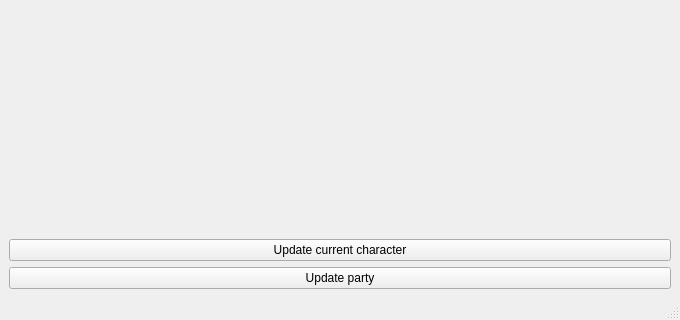
This is user_interface.ui in RemedyTwo/genshin-companion as Qt 5 draws it before an edit; both pictures show x 0 to 680 and y 634 to 954 of the 680 by 954 pixel window. The edited form follows.
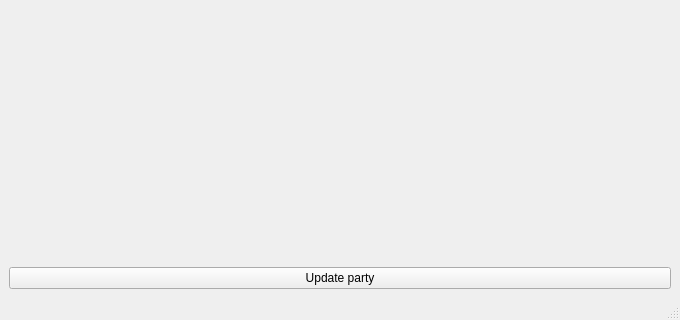
This is the edited form.

What changed in the file:
```diff
--- a/user_interface.ui
+++ b/user_interface.ui
@@ -79,13 +79,6 @@
         </widget>
        </widget>
       </item>
-      <item>
-       <widget class="QPushButton" name="updateCurrentCharacter">
-        <property name="text">
-         <string>Update current character</string>
-        </property>
-       </widget>
-      </item>
       <item>
        <widget class="QPushButton" name="updateParty">
         <property name="text">
```
Left out of the diff: 2 changed lines with no effect on the pictures.
